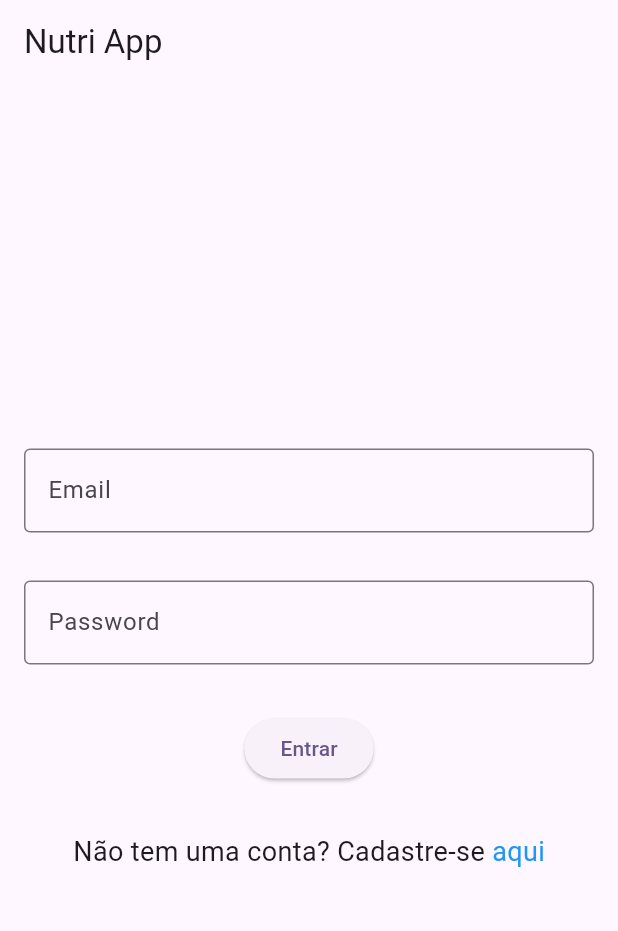
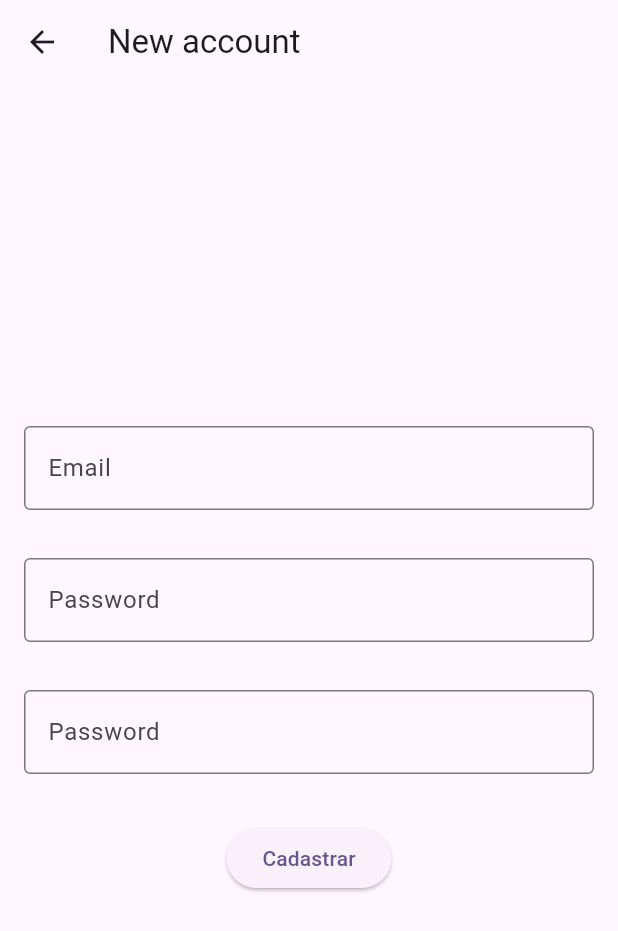
Before and after one commit to daltonfrugoli/nutriApp, a Flutter app: the screen it shows after launch, after a tap on "aqui", on a phone screen of 412 x 824 dp. Shown: the top 931 px of the screen. Run offline on Flutter 3.47's test engine with Material 3 defaults, Android fonts, the phone set to English and light mode, and no system bars; our stand-ins replace image_picker, share_plus, sqflite; accounts and stored records are empty.

Commit message:
feat: new_account develop

```diff
--- a/lib/main.dart
+++ b/lib/main.dart
@@ -1,6 +1,39 @@
 import 'package:flutter/material.dart';
-import 'package:nutri_app/screens/login.dart';
+import '../routes/routes.dart';
 
 void main() {
   runApp(const NutriApp());
 }
+
+class NutriApp extends StatelessWidget {
+  const NutriApp({super.key});
+
+  // This widget is the root of your application.
+  @override
+  Widget build(BuildContext context) {
+    return MaterialApp(
+      title: 'Nutri App',
+      theme: ThemeData(
+        // This is the theme of your application.
+        //
+        // TRY THIS: Try running your application with "flutter run". You'll see
+        // the application has a purple toolbar. Then, without quitting the app,
+        // try changing the seedColor in the colorScheme below to Colors.green
+        // and then invoke "hot reload" (save your changes or press the "hot
+        // reload" button in a Flutter-supported IDE, or press "r" if you used
+        // the command line to start the app).
+        //
+        // Notice that the counter didn't reset back to zero; the application
+        // state is not lost during the reload. To reset the state, use hot
+        // restart instead.
+        //
+        // This works for code too, not just values: Most code changes can be
+        // tested with just a hot reload.
+        colorScheme: ColorScheme.fromSeed(seedColor: Colors.deepPurple),
+        useMaterial3: true,
+      ),
+      initialRoute: '/login',
+      routes: Rotas.carregar(),
+    );
+  }
+}
--- a/lib/routes/routes.dart
+++ b/lib/routes/routes.dart
@@ -1,15 +1,18 @@
 import 'package:flutter/material.dart';
-import 'package:nutri_app/screens/consultation.dart';
-import 'package:nutri_app/screens/credits.dart';
-import 'package:nutri_app/screens/home.dart';
-import 'package:nutri_app/screens/new_food.dart';
-import 'package:nutri_app/screens/new_menu.dart';
-import 'package:nutri_app/screens/new_user.dart';
-import 'package:nutri_app/screens/registration.dart';
+import '../screens/consultation.dart';
+import '../screens/login.dart';
+import '../screens/credits.dart';
+import '../screens/home.dart';
+import '../screens/registration.dart';
+import '../screens/new_user.dart';
+import '../screens/new_food.dart';
+import '../screens/new_account.dart';
+import '../screens/new_menu.dart';
 
 class Rotas {
   static Map<String, Widget Function(BuildContext)> carregar() {
     return {
+      '/login': (context) => const Login(),
       '/consultation': (context) => const Consultation(),
       '/credits': (context) => const Credits(),
       '/home': (context) => const Home(),
@@ -17,6 +20,7 @@ class Rotas {
       '/new_user': (context) => const NewUser(),
       '/new_food': (context) => const NewFood(),
       '/new_menu': (context) => const NewMenu(),
+      '/new_account': (context) => const NewAccountForm(),
     };
   }
 
--- a/lib/screens/login.dart
+++ b/lib/screens/login.dart
@@ -1,40 +1,8 @@
 import 'package:flutter/material.dart';
 import '../routes/routes.dart';
 
-class NutriApp extends StatelessWidget {
-  const NutriApp({super.key});
-
-  // This widget is the root of your application.
-  @override
-  Widget build(BuildContext context) {
-    return MaterialApp(
-        title: 'Nutri App',
-        theme: ThemeData(
-          // This is the theme of your application.
-          //
-          // TRY THIS: Try running your application with "flutter run". You'll see
-          // the application has a purple toolbar. Then, without quitting the app,
-          // try changing the seedColor in the colorScheme below to Colors.green
-          // and then invoke "hot reload" (save your changes or press the "hot
-          // reload" button in a Flutter-supported IDE, or press "r" if you used
-          // the command line to start the app).
-          //
-          // Notice that the counter didn't reset back to zero; the application
-          // state is not lost during the reload. To reset the state, use hot
-          // restart instead.
-          //
-          // This works for code too, not just values: Most code changes can be
-          // tested with just a hot reload.
-          colorScheme: ColorScheme.fromSeed(seedColor: Colors.deepPurple),
-          useMaterial3: true,
-        ),
-        home: const Login(title: 'Nutri App'),
-        routes: Rotas.carregar());
-  }
-}
-
 class Login extends StatefulWidget {
-  const Login({super.key, required this.title});
+  const Login({super.key});
 
   // This widget is the home page of your application. It is stateful, meaning
   // that it has a State object (defined below) that contains fields that affect
@@ -44,9 +12,6 @@ class Login extends StatefulWidget {
   // case the title) provided by the parent (in this case the App widget) and
   // used by the build method of the State. Fields in a Widget subclass are
   // always marked "final".
-
-  final String title;
-
   @override
   State<Login> createState() => _LoginState();
 }
@@ -61,7 +26,7 @@ class _LoginState extends State<Login> {
   Widget build(BuildContext context) {
     return Scaffold(
       appBar: AppBar(
-        title: Text(widget.title),
+        title: const Text('Nutri App'),
       ),
       body: Form(
         key: _formKey,
@@ -166,12 +131,7 @@ class _LoginState extends State<Login> {
                       ),
                       InkWell(
                         onTap: () {
-                          // Ação ao clicar na palavra "aqui"
-                          /*Navigator.push(
-                            context,
-                            MaterialPageRoute(
-                                builder: (context) => const NewUser()),
-                          );*/
+                          Rotas.call(context, '/new_account')();
                         },
                         child: const Text(
                           'aqui', // Parte do texto clicável
--- /dev/null
+++ b/lib/screens/new_account.dart
@@ -0,0 +1,128 @@
+import 'package:flutter/material.dart';
+import "../sql_helper.dart";
+
+class NewAccountForm extends StatefulWidget {
+  const NewAccountForm({super.key});
+
+  @override
+  State<NewAccountForm> createState() => _NewAccountState();
+}
+
+class _NewAccountState extends State<NewAccountForm> {
+  final _formKey = GlobalKey<FormState>();
+
+  final TextEditingController _emailController = TextEditingController();
+  final TextEditingController _passwordController = TextEditingController();
+  final TextEditingController _confirmPasswordController =
+      TextEditingController();
+
+  @override
+  Widget build(BuildContext context) {
+    return Scaffold(
+      appBar: AppBar(
+        title: const Text('New account'),
+      ),
+      body: Form(
+        key: _formKey,
+        child: Padding(
+          padding: const EdgeInsets.symmetric(horizontal: 8, vertical: 16),
+          child: Column(
+            crossAxisAlignment: CrossAxisAlignment.center,
+            mainAxisAlignment: MainAxisAlignment.center,
+            children: [
+              Padding(
+                padding:
+                    const EdgeInsets.symmetric(horizontal: 8, vertical: 16),
+                child: TextFormField(
+                  controller: _emailController,
+                  decoration: const InputDecoration(
+                      border: OutlineInputBorder(), labelText: "Email"),
+                  validator: (value) {
+                    if (value == null || value.isEmpty) {
+                      return 'Preencha o email';
+                    } else if (!value.contains('@')) {
+                      return 'Email inválido!';
+                    }
+                    return null;
+                  },
+                ),
+              ),
+              Padding(
+                padding:
+                    const EdgeInsets.symmetric(horizontal: 8, vertical: 16),
+                child: TextFormField(
+                  controller: _passwordController,
+                  obscureText: true,
+                  decoration: const InputDecoration(
+                      border: OutlineInputBorder(), labelText: "Password"),
+                  validator: (value) {
+                    if (value == null || value.isEmpty) {
+                      return 'Preencha a senha';
+                    }
+                    return null;
+                  },
+                ),
+              ),
+              Padding(
+                padding:
+                    const EdgeInsets.symmetric(horizontal: 8, vertical: 16),
+                child: TextFormField(
+                  controller: _confirmPasswordController,
+                  obscureText: true,
+                  decoration: const InputDecoration(
+                      border: OutlineInputBorder(), labelText: "Password"),
+                  validator: (value) {
+                    if (value == null || value.isEmpty) {
+                      return 'Preencha a confirmação de senha';
+                    } else if (value != _passwordController.text) {
+                      return 'Confirmação de senha incorreta';
+                    }
+                    return null;
+                  },
+                ),
+              ),
+              Padding(
+                padding:
+                    const EdgeInsets.symmetric(horizontal: 8, vertical: 16.0),
+                child: Center(
+                  child: ElevatedButton(
+                    onPressed: () async {
+                      if (_formKey.currentState!.validate()) {
+                        final createNewAccount = await SQLHelper.createAccount(
+                            _emailController.text, _passwordController.text);
+                        if (createNewAccount != -1) {
+                          if (context.mounted) {
+                            ScaffoldMessenger.of(context).showSnackBar(
+                              const SnackBar(
+                                  content:
+                                      Text('Cadastro realizado com sucesso!')),
+                            );
+                          }
+                        } else if (createNewAccount == -1) {
+                          if (context.mounted) {
+                            ScaffoldMessenger.of(context).showSnackBar(
+                              const SnackBar(
+                                  content:
+                                      Text('Este Email já está cadastrado')),
+                            );
+                          }
+                        }
+                      } else {
+                        ScaffoldMessenger.of(context).showSnackBar(
+                          const SnackBar(
+                              content:
+                                  Text('Preencha corretamente as informações')),
+                        );
+                      }
+                    },
+                    child: const Text('Cadastrar'),
+                  ),
+                ),
+              )
+            ],
+          ),
+        ),
+      ),
+    );
+  }
+}
--- a/pubspec.yaml
+++ b/pubspec.yaml
@@ -37,6 +37,8 @@ dependencies:
   cupertino_icons: ^1.0.8
   image_picker: ^0.8.6
   share_plus: ^10.1.2
+  sqflite: ^2.2.2
+  crypto: ^3.0.6
 
 dev_dependencies:
   flutter_test:
```
Also changed, not shown: lib/sql_helper.dart (added, +148 -0 lines), pubspec.lock, 2 other files.
